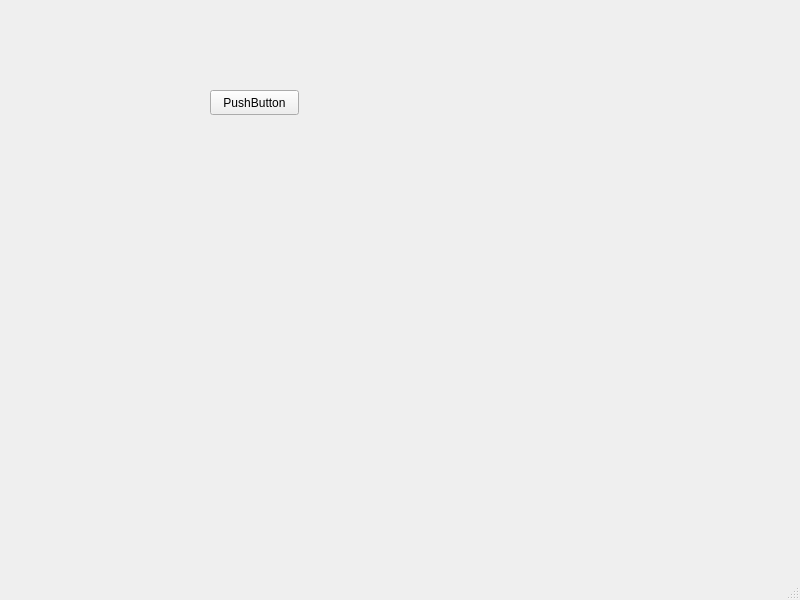
This is views/mainwindow.ui in nixonsd/speech-synthesis as Qt 5 draws it before an edit. The edited form follows.
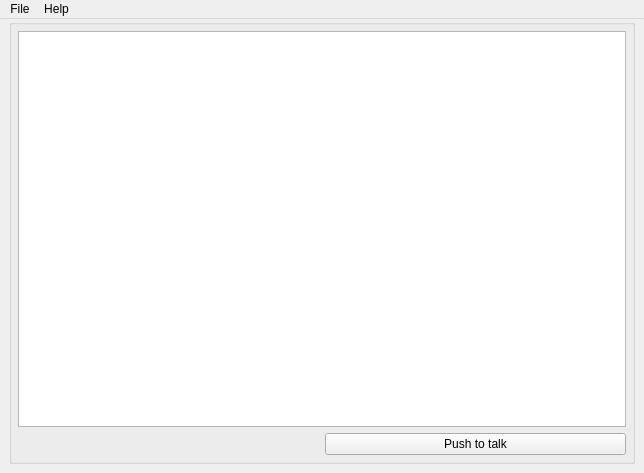
This is the edited form.

```diff
--- a/views/mainwindow.ui
+++ b/views/mainwindow.ui
@@ -6,39 +6,115 @@
    <rect>
     <x>0</x>
     <y>0</y>
-    <width>800</width>
-    <height>600</height>
+    <width>644</width>
+    <height>473</height>
    </rect>
   </property>
   <property name="windowTitle">
    <string>MainWindow</string>
   </property>
   <widget class="QWidget" name="centralwidget">
-   <widget class="QPushButton" name="pushButton">
-    <property name="geometry">
-     <rect>
-      <x>210</x>
-      <y>90</y>
-      <width>89</width>
-      <height>25</height>
-     </rect>
+   <property name="autoFillBackground">
+    <bool>false</bool>
+   </property>
+   <layout class="QGridLayout" name="gridLayout_2">
+    <property name="leftMargin">
+     <number>9</number>
     </property>
-    <property name="text">
-     <string>PushButton</string>
+    <property name="topMargin">
+     <number>0</number>
     </property>
-   </widget>
+    <property name="rightMargin">
+     <number>9</number>
+    </property>
+    <property name="bottomMargin">
+     <number>9</number>
+    </property>
+    <property name="spacing">
+     <number>0</number>
+    </property>
+    <item row="0" column="0">
+     <widget class="QGroupBox" name="gridGroupBox">
+      <layout class="QGridLayout" name="gridLayout">
+       <property name="sizeConstraint">
+        <enum>QLayout::SetNoConstraint</enum>
+       </property>
+       <property name="leftMargin">
+        <number>6</number>
+       </property>
+       <property name="topMargin">
+        <number>6</number>
+       </property>
+       <property name="rightMargin">
+        <number>6</number>
+       </property>
+       <property name="bottomMargin">
+        <number>6</number>
+       </property>
+       <item row="1" column="0">
+        <spacer name="horizontalSpacer">
+         <property name="orientation">
+          <enum>Qt::Horizontal</enum>
+         </property>
+         <property name="sizeType">
+          <enum>QSizePolicy::Preferred</enum>
+         </property>
+         <property name="sizeHint" stdset="0">
+          <size>
+           <width>40</width>
+           <height>20</height>
+          </size>
+         </property>
+        </spacer>
+       </item>
+       <item row="1" column="1">
+        <widget class="QPushButton" name="pushButton">
+         <property name="text">
+          <string>Push to talk</string>
+         </property>
+        </widget>
+       </item>
+       <item row="0" column="0" colspan="2">
+        <widget class="QTextEdit" name="textEdit"/>
+       </item>
+      </layout>
+     </widget>
+    </item>
+   </layout>
   </widget>
   <widget class="QMenuBar" name="menubar">
    <property name="geometry">
     <rect>
      <x>0</x>
      <y>0</y>
-     <width>800</width>
+     <width>644</width>
      <height>22</height>
     </rect>
    </property>
+   <widget class="QMenu" name="menuFile">
+    <property name="title">
+     <string>File</string>
+    </property>
+    <addaction name="actionExit"/>
+   </widget>
+   <widget class="QMenu" name="menuHelp">
+    <property name="title">
+     <string>Help</string>
+    </property>
+   </widget>
+   <addaction name="menuFile"/>
+   <addaction name="menuHelp"/>
   </widget>
-  <widget class="QStatusBar" name="statusbar"/>
+  <action name="actionExit">
+   <property name="text">
+    <string>Exit</string>
+   </property>
+  </action>
+  <action name="actionInfo">
+   <property name="text">
+    <string>Info</string>
+   </property>
+  </action>
  </widget>
  <resources/>
  <connections/>
```
Left out of the diff: 5 changed lines with no effect on the pictures.
